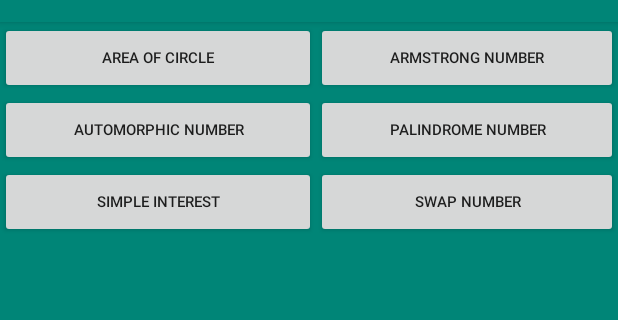
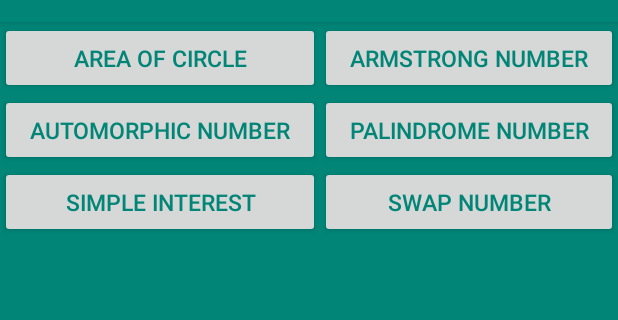
Before and after one commit to anishdhakal54/FragmentAssignment, an Android app: the screen it shows after launch (MainActivity), on a phone screen of 412 x 824 dp, the part 62-382 px from its top. Run offline under Robolectric (Android 15) with nearby library versions, the phone set to English and light mode, and no system bars.

```diff
--- a/app/src/main/res/layout/activity_main.xml
+++ b/app/src/main/res/layout/activity_main.xml
@@ -18,47 +18,53 @@
                     android:layout_width="wrap_content"
                     android:layout_height="wrap_content"
                     android:text="Area Of Circle"
-                    android:textSize="10sp"
+                    android:textSize="15sp"
                     android:id="@+id/btnCircle"
                     android:layout_rowWeight="1"
-                    android:layout_columnWeight="1"/>
+                    android:layout_columnWeight="1"
+                    android:textColor="@color/colorPrimary"/>
                 <Button
                     android:layout_width="wrap_content"
+                    android:textColor="@color/colorPrimary"
                     android:layout_height="wrap_content"
                     android:text="ArmStrong Number"
-                    android:textSize="10sp"
+                    android:textSize="15sp"
                     android:id="@+id/btnArmstrong"
                     android:layout_rowWeight="1"
                     android:layout_columnWeight="1"/>
                 <Button
                     android:layout_width="wrap_content"
+                    android:textColor="@color/colorPrimary"
                     android:layout_height="wrap_content"
                     android:text="Automorphic Number"
-                    android:textSize="10sp"
+                    android:textSize="15sp"
                     android:id="@+id/btnAutomorphic"
                     android:layout_rowWeight="1"
                     android:layout_columnWeight="1"/>
                 <Button
                     android:layout_width="wrap_content"
+                    android:textColor="@color/colorPrimary"
                     android:layout_height="wrap_content"
                     android:text="Palindrome Number"
-                    android:textSize="10sp"
+                    android:textSize="15sp"
                     android:id="@+id/btnPalindrome"
                     android:layout_rowWeight="1"
                     android:layout_columnWeight="1"/>
                 <Button
+                    android:textColor="@color/colorPrimary"
                     android:layout_width="wrap_content"
                     android:layout_height="wrap_content"
                     android:text="Simple Interest"
-                    android:textSize="10sp"
+                    android:textSize="15sp"
                     android:id="@+id/btnSimpleinterest"
                     android:layout_rowWeight="1"
                     android:layout_columnWeight="1"/>
                 <Button
+                    android:textColor="@color/colorPrimary"
                     android:layout_width="wrap_content"
                     android:layout_height="wrap_content"
                     android:text="Swap Number"
-                    android:textSize="10sp"
+                    android:textSize="15sp"
                     android:id="@+id/btnSwap"
                     android:layout_rowWeight="1"
                     android:layout_columnWeight="1"/>
--- a/app/src/main/res/layout/fragment_swapping.xml
+++ b/app/src/main/res/layout/fragment_swapping.xml
@@ -10,7 +10,7 @@
     <TextView
         android:layout_width="match_parent"
         android:layout_height="wrap_content"
-        android:text=" AUTOMORPHIC NUMBER!!"
+        android:text=" SWAPPING NUMBER!!"
         android:textColor="@color/colorwhite"
         android:textSize="40sp"
         android:gravity="center"
```
